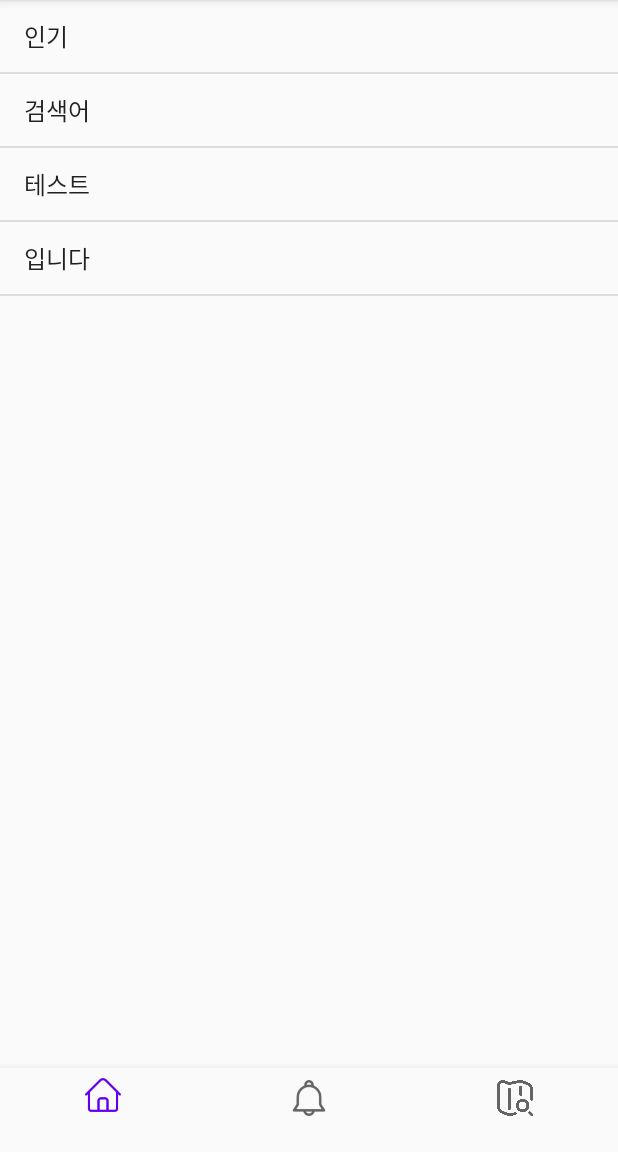
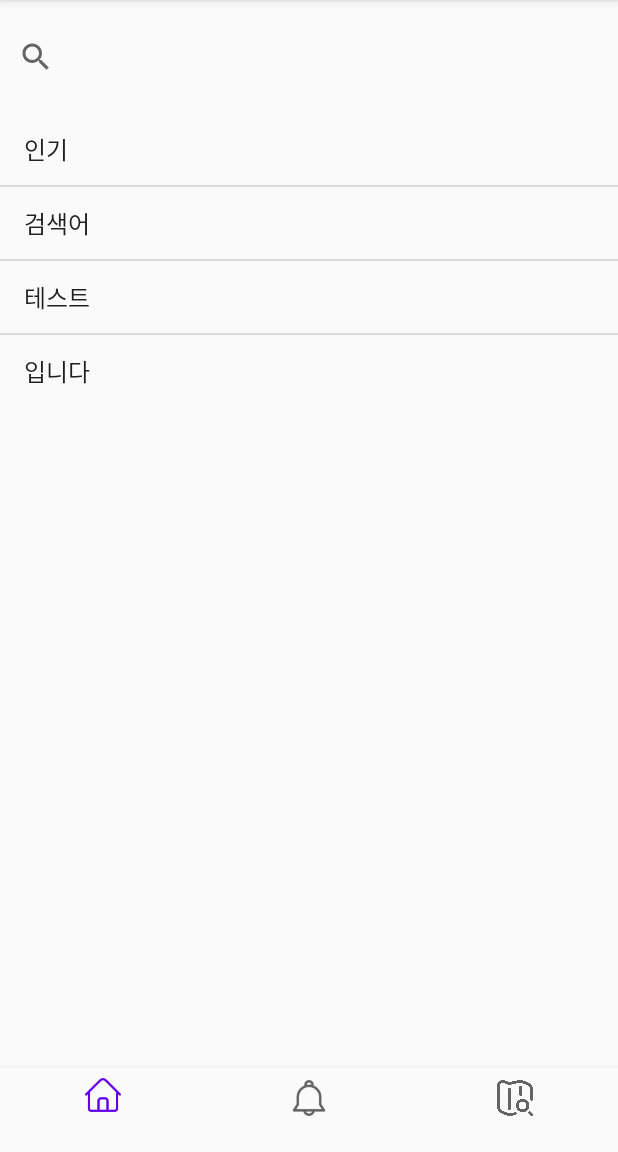
Before and after one commit to kbr2788/vegabond, an Android app: the fragment FragmentPage3 placed in its activity, on a phone screen of 412 x 824 dp, the part 84-1236 px from its top. Run offline under Robolectric (Android 15) with nearby library versions, the phone set to English and light mode, and no system bars; network calls fail; 1 statement that could not run was skipped.

Commit message:
add searchbar

```diff
--- a/android/app/src/main/AndroidManifest.xml
+++ b/android/app/src/main/AndroidManifest.xml
@@ -31,9 +31,6 @@
 
             </intent-filter>
 
-            <meta-data
-                android:name="android.app.searchable"
-                android:resource="@xml/searchable"/>
         </activity>
         <activity android:name=".MainActivity">
 
--- a/android/app/src/main/res/layout/fragment_page_3.xml
+++ b/android/app/src/main/res/layout/fragment_page_3.xml
@@ -3,14 +3,20 @@
 <LinearLayout xmlns:android="http://schemas.android.com/apk/res/android"
     xmlns:app="http://schemas.android.com/apk/res-auto"
     xmlns:tools="http://schemas.android.com/tools"
-    android:layout_width="match_parent"
-    android:layout_height="match_parent"
     android:orientation="vertical"
-    tools:context=".FragmentPage3">
+    tools:context=".FragmentPage3"
+    android:layout_height="wrap_content"
+    android:layout_width="wrap_content">
+
+
+    <SearchView
+        android:layout_width="match_parent"
+        android:layout_height="75dp" />
 
     <ListView
         android:id="@+id/listview"
         android:layout_width="match_parent"
-        android:layout_height="match_parent"/>
+        android:layout_height="match_parent">
+    </ListView>
 
 </LinearLayout>
--- a/android/app/src/main/res/xml/searchable.xml
+++ /dev/null
@@ -1,6 +0,0 @@
-<?xml version="1.0" encoding="utf-8"?>
-
-<searchable xmlns:android="http://schemas.android.com/apk/res/android"
-    android:label="검색">
-    <actionkey android:keycode="KEYCODE_CALL"/>
-</searchable>
```
Also changed, not shown: android/app/src/main/res/menu/menu.xml (deleted, +0 -13 lines).
